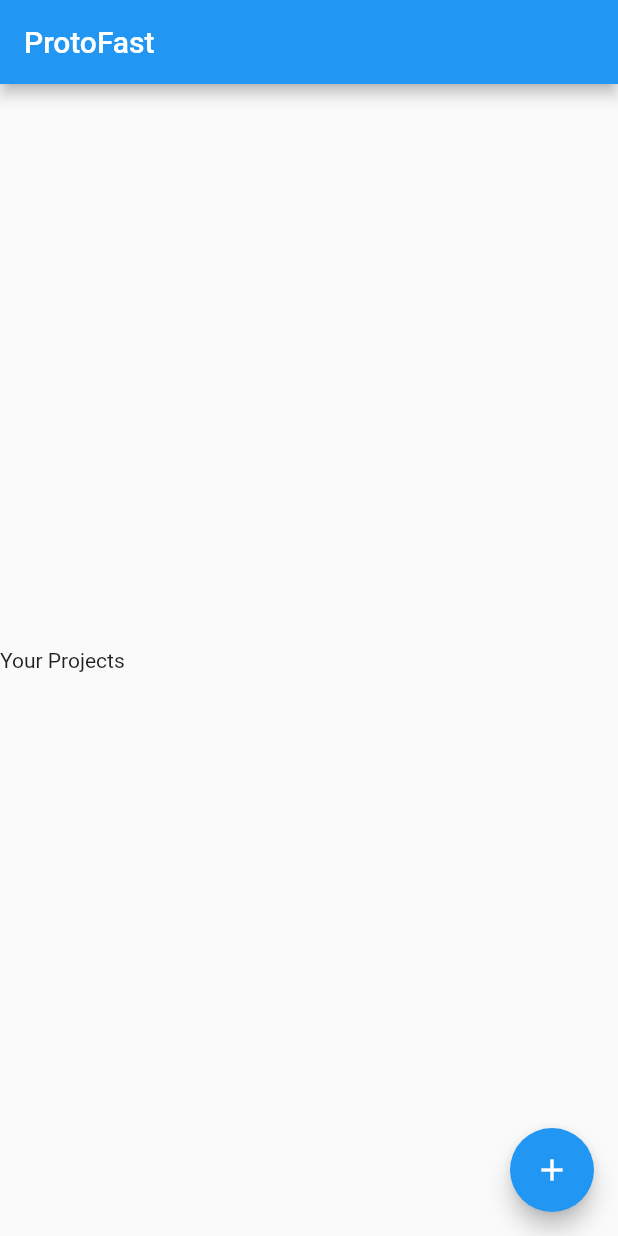
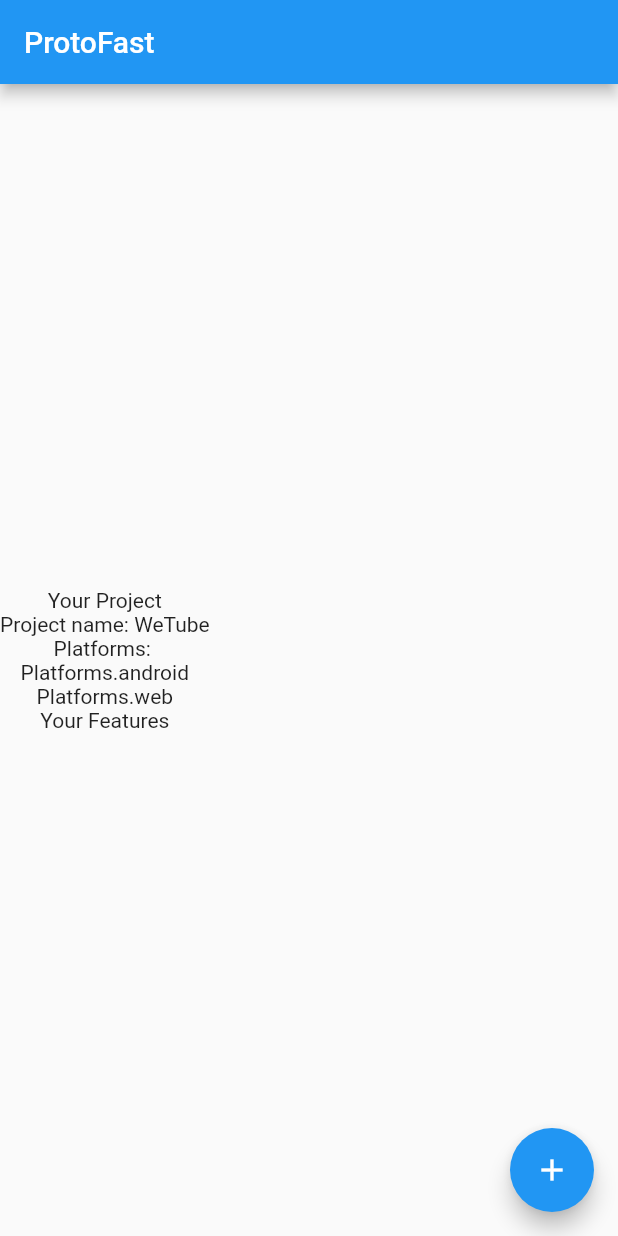
Before and after one commit to ElBatanony/ProtoFast, a Flutter app: the screen it shows after launch, on a phone screen of 412 x 824 dp. Run offline on Flutter 3.47's test engine with Material 2 defaults, Android fonts, the phone set to English and light mode, and no system bars.

Commit message:
Create and display project info in main.dart

```diff
--- a/lib/main.dart
+++ b/lib/main.dart
@@ -1,4 +1,6 @@
 import 'package:flutter/material.dart';
+import 'package:protofast/features/user_login.dart';
+import 'package:protofast/models/project.dart';
 
 void main() {
   runApp(const MyApp());
@@ -27,6 +29,9 @@ class MyHomePage extends StatefulWidget {
 }
 
 class _MyHomePageState extends State<MyHomePage> {
+  Project myProject =
+      Project('WeTube', [UserLogin()], [Platforms.android, Platforms.web]);
+
   @override
   Widget build(BuildContext context) {
     return Scaffold(
@@ -35,8 +40,10 @@ class _MyHomePageState extends State<MyHomePage> {
       ),
       body: Column(
         mainAxisAlignment: MainAxisAlignment.center,
-        children: const <Widget>[
-          Text('Your Projects'),
+        children: [
+          const Text('Your Project'),
+          _projectInfoWidget(myProject),
+          const Text('Your Features'),
         ],
       ),
       floatingActionButton: const FloatingActionButton(
@@ -47,3 +54,13 @@ class _MyHomePageState extends State<MyHomePage> {
     );
   }
 }
+
+Widget _projectInfoWidget(Project project) {
+  return Column(
+    children: [
+      Text('Project name: ' + project.name),
+      const Text('Platforms: '),
+      ...project.platforms.map((platform) => Text(platform.toString())).toList()
+    ],
+  );
+}
```
